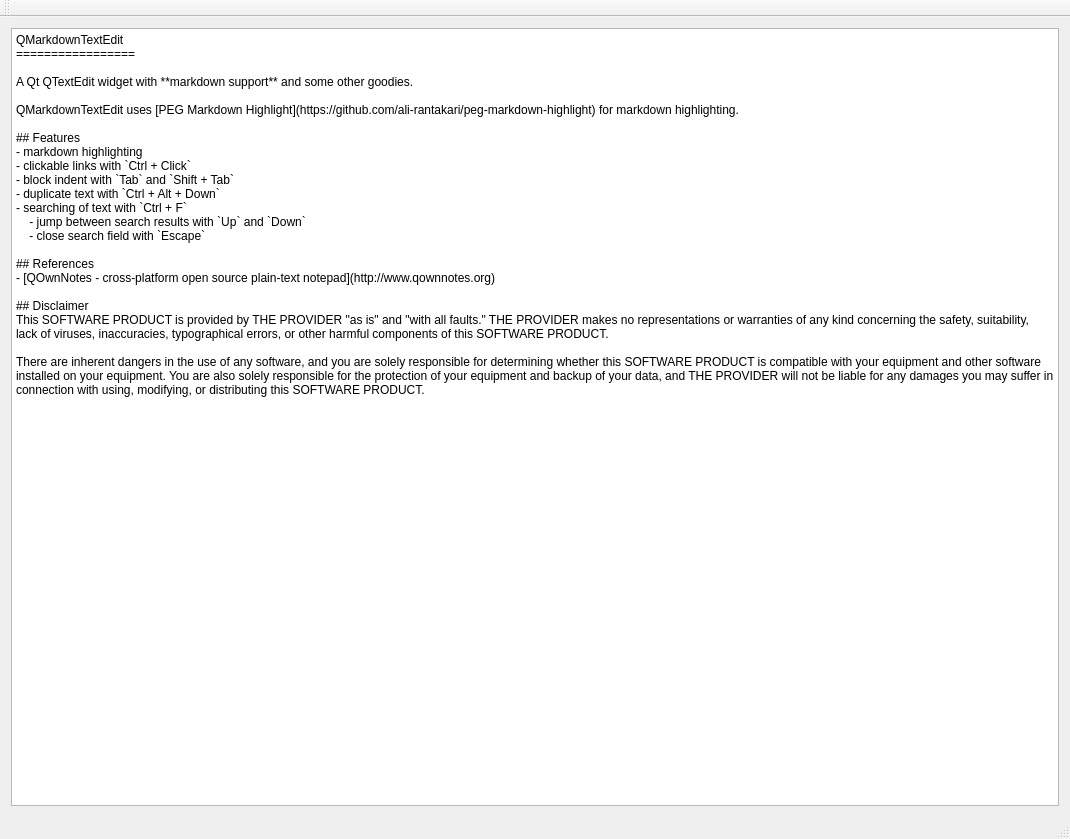
This is mainwindow.ui in pbek/qmarkdowntextedit as Qt 5 draws it before an edit. The edited form follows.
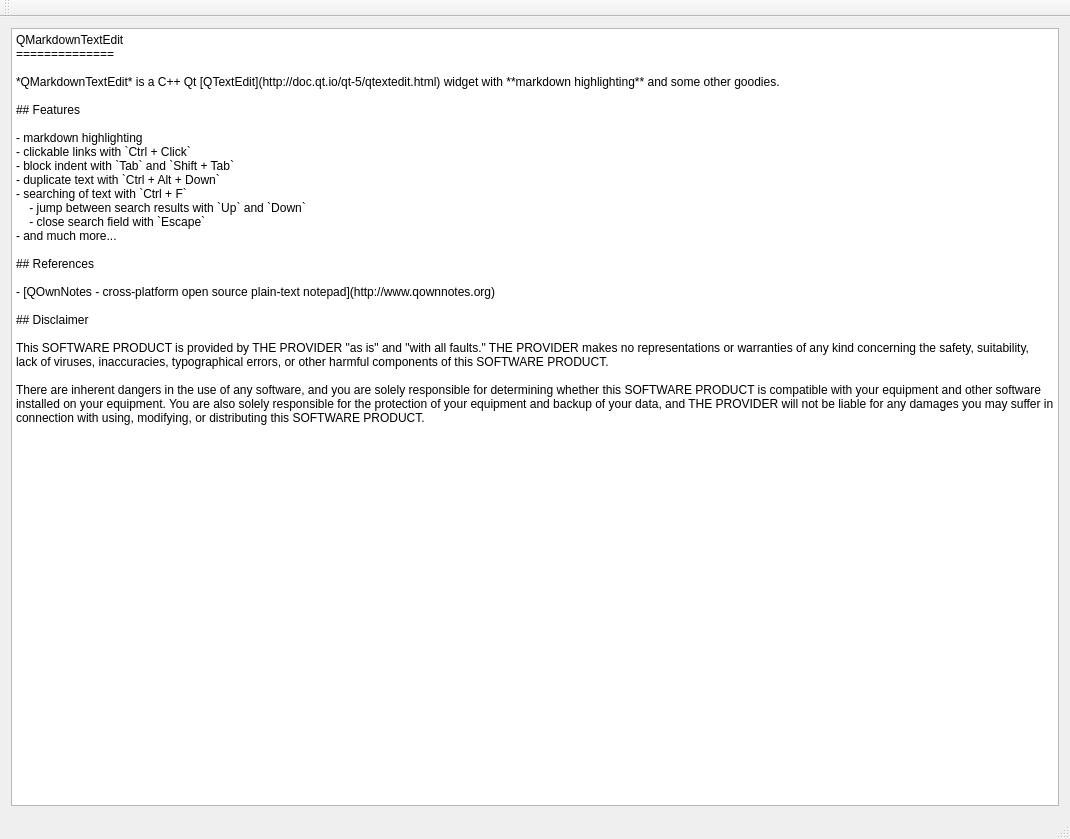
This is the edited form. Custom widgets are drawn as their Qt base class.

Commit message: did some text, default style, readme changes and added a new screenshot

Diff of the .ui file:
```diff
--- a/mainwindow.ui
+++ b/mainwindow.ui
@@ -21,31 +21,33 @@
        <string notr="true">&lt;!DOCTYPE HTML PUBLIC &quot;-//W3C//DTD HTML 4.0//EN&quot; &quot;http://www.w3.org/TR/REC-html40/strict.dtd&quot;&gt;
 &lt;html&gt;&lt;head&gt;&lt;meta name=&quot;qrichtext&quot; content=&quot;1&quot; /&gt;&lt;style type=&quot;text/css&quot;&gt;
 p, li { white-space: pre-wrap; }
-&lt;/style&gt;&lt;/head&gt;&lt;body style=&quot; font-family:'Sans Serif'; font-size:9pt; font-weight:400; font-style:normal;&quot;&gt;
-&lt;p style=&quot; margin-top:0px; margin-bottom:0px; margin-left:0px; margin-right:0px; -qt-block-indent:0; text-indent:0px;&quot;&gt;QMarkdownTextEdit&lt;/p&gt;
-&lt;p style=&quot; margin-top:0px; margin-bottom:0px; margin-left:0px; margin-right:0px; -qt-block-indent:0; text-indent:0px;&quot;&gt;=================&lt;/p&gt;
-&lt;p style=&quot;-qt-paragraph-type:empty; margin-top:0px; margin-bottom:0px; margin-left:0px; margin-right:0px; -qt-block-indent:0; text-indent:0px;&quot;&gt;&lt;br /&gt;&lt;/p&gt;
-&lt;p style=&quot; margin-top:0px; margin-bottom:0px; margin-left:0px; margin-right:0px; -qt-block-indent:0; text-indent:0px;&quot;&gt;A Qt QTextEdit widget with **markdown support** and some other goodies.&lt;/p&gt;
-&lt;p style=&quot;-qt-paragraph-type:empty; margin-top:0px; margin-bottom:0px; margin-left:0px; margin-right:0px; -qt-block-indent:0; text-indent:0px;&quot;&gt;&lt;br /&gt;&lt;/p&gt;
-&lt;p style=&quot; margin-top:0px; margin-bottom:0px; margin-left:0px; margin-right:0px; -qt-block-indent:0; text-indent:0px;&quot;&gt;QMarkdownTextEdit uses [PEG Markdown Highlight](https://github.com/ali-rantakari/peg-markdown-highlight) for markdown highlighting.&lt;/p&gt;
-&lt;p style=&quot;-qt-paragraph-type:empty; margin-top:0px; margin-bottom:0px; margin-left:0px; margin-right:0px; -qt-block-indent:0; text-indent:0px;&quot;&gt;&lt;br /&gt;&lt;/p&gt;
-&lt;p style=&quot; margin-top:0px; margin-bottom:0px; margin-left:0px; margin-right:0px; -qt-block-indent:0; text-indent:0px;&quot;&gt;## Features&lt;/p&gt;
-&lt;p style=&quot; margin-top:0px; margin-bottom:0px; margin-left:0px; margin-right:0px; -qt-block-indent:0; text-indent:0px;&quot;&gt;- markdown highlighting&lt;/p&gt;
-&lt;p style=&quot; margin-top:0px; margin-bottom:0px; margin-left:0px; margin-right:0px; -qt-block-indent:0; text-indent:0px;&quot;&gt;- clickable links with `Ctrl + Click`&lt;/p&gt;
-&lt;p style=&quot; margin-top:0px; margin-bottom:0px; margin-left:0px; margin-right:0px; -qt-block-indent:0; text-indent:0px;&quot;&gt;- block indent with `Tab` and `Shift + Tab`&lt;/p&gt;
-&lt;p style=&quot; margin-top:0px; margin-bottom:0px; margin-left:0px; margin-right:0px; -qt-block-indent:0; text-indent:0px;&quot;&gt;- duplicate text with `Ctrl + Alt + Down`&lt;/p&gt;
-&lt;p style=&quot; margin-top:0px; margin-bottom:0px; margin-left:0px; margin-right:0px; -qt-block-indent:0; text-indent:0px;&quot;&gt;- searching of text with `Ctrl + F`&lt;/p&gt;
-&lt;p style=&quot; margin-top:0px; margin-bottom:0px; margin-left:0px; margin-right:0px; -qt-block-indent:0; text-indent:0px;&quot;&gt;    - jump between search results with `Up` and `Down`&lt;/p&gt;
-&lt;p style=&quot; margin-top:0px; margin-bottom:0px; margin-left:0px; margin-right:0px; -qt-block-indent:0; text-indent:0px;&quot;&gt;    - close search field with `Escape`&lt;/p&gt;
-&lt;p style=&quot;-qt-paragraph-type:empty; margin-top:0px; margin-bottom:0px; margin-left:0px; margin-right:0px; -qt-block-indent:0; text-indent:0px;&quot;&gt;&lt;br /&gt;&lt;/p&gt;
-&lt;p style=&quot; margin-top:0px; margin-bottom:0px; margin-left:0px; margin-right:0px; -qt-block-indent:0; text-indent:0px;&quot;&gt;## References&lt;/p&gt;
-&lt;p style=&quot; margin-top:0px; margin-bottom:0px; margin-left:0px; margin-right:0px; -qt-block-indent:0; text-indent:0px;&quot;&gt;- [QOwnNotes - cross-platform open source plain-text notepad](http://www.qownnotes.org)&lt;/p&gt;
-&lt;p style=&quot;-qt-paragraph-type:empty; margin-top:0px; margin-bottom:0px; margin-left:0px; margin-right:0px; -qt-block-indent:0; text-indent:0px;&quot;&gt;&lt;br /&gt;&lt;/p&gt;
-&lt;p style=&quot; margin-top:0px; margin-bottom:0px; margin-left:0px; margin-right:0px; -qt-block-indent:0; text-indent:0px;&quot;&gt;## Disclaimer&lt;/p&gt;
-&lt;p style=&quot; margin-top:0px; margin-bottom:0px; margin-left:0px; margin-right:0px; -qt-block-indent:0; text-indent:0px;&quot;&gt;This SOFTWARE PRODUCT is provided by THE PROVIDER &amp;quot;as is&amp;quot; and &amp;quot;with all faults.&amp;quot; THE PROVIDER makes no representations or warranties of any kind concerning the safety, suitability, lack of viruses, inaccuracies, typographical errors, or other harmful components of this SOFTWARE PRODUCT. &lt;/p&gt;
-&lt;p style=&quot;-qt-paragraph-type:empty; margin-top:0px; margin-bottom:0px; margin-left:0px; margin-right:0px; -qt-block-indent:0; text-indent:0px;&quot;&gt;&lt;br /&gt;&lt;/p&gt;
-&lt;p style=&quot; margin-top:0px; margin-bottom:0px; margin-left:0px; margin-right:0px; -qt-block-indent:0; text-indent:0px;&quot;&gt;There are inherent dangers in the use of any software, and you are solely responsible for determining whether this SOFTWARE PRODUCT is compatible with your equipment and other software installed on your equipment. You are also solely responsible for the protection of your equipment and backup of your data, and THE PROVIDER will not be liable for any damages you may suffer in connection with using, modifying, or distributing this SOFTWARE PRODUCT.&lt;/p&gt;
-&lt;p style=&quot;-qt-paragraph-type:empty; margin-top:0px; margin-bottom:0px; margin-left:0px; margin-right:0px; -qt-block-indent:0; text-indent:0px;&quot;&gt;&lt;br /&gt;&lt;/p&gt;&lt;/body&gt;&lt;/html&gt;</string>
+&lt;/style&gt;&lt;/head&gt;&lt;body style=&quot; font-family:'Noto Sans'; font-size:11pt; font-weight:400; font-style:normal;&quot;&gt;
+&lt;p style=&quot; margin-top:0px; margin-bottom:0px; margin-left:0px; margin-right:0px; -qt-block-indent:0; text-indent:0px;&quot;&gt;&lt;span style=&quot; font-family:'Sans Serif'; font-size:9pt;&quot;&gt;QMarkdownTextEdit&lt;/span&gt;&lt;/p&gt;
+&lt;p style=&quot; margin-top:0px; margin-bottom:0px; margin-left:0px; margin-right:0px; -qt-block-indent:0; text-indent:0px;&quot;&gt;&lt;span style=&quot; font-family:'Sans Serif'; font-size:9pt;&quot;&gt;==============&lt;/span&gt;&lt;/p&gt;
+&lt;p style=&quot;-qt-paragraph-type:empty; margin-top:0px; margin-bottom:0px; margin-left:0px; margin-right:0px; -qt-block-indent:0; text-indent:0px; font-family:'Sans Serif'; font-size:9pt;&quot;&gt;&lt;br /&gt;&lt;/p&gt;
+&lt;p style=&quot; margin-top:0px; margin-bottom:0px; margin-left:0px; margin-right:0px; -qt-block-indent:0; text-indent:0px;&quot;&gt;&lt;span style=&quot; font-family:'Sans Serif'; font-size:9pt;&quot;&gt;*QMarkdownTextEdit* is a C++ Qt [QTextEdit](http://doc.qt.io/qt-5/qtextedit.html) widget with **markdown highlighting** and some other goodies.&lt;/span&gt;&lt;/p&gt;
+&lt;p style=&quot;-qt-paragraph-type:empty; margin-top:0px; margin-bottom:0px; margin-left:0px; margin-right:0px; -qt-block-indent:0; text-indent:0px; font-family:'Sans Serif'; font-size:9pt;&quot;&gt;&lt;br /&gt;&lt;/p&gt;
+&lt;p style=&quot; margin-top:0px; margin-bottom:0px; margin-left:0px; margin-right:0px; -qt-block-indent:0; text-indent:0px;&quot;&gt;&lt;span style=&quot; font-family:'Sans Serif'; font-size:9pt;&quot;&gt;## Features&lt;/span&gt;&lt;/p&gt;
+&lt;p style=&quot;-qt-paragraph-type:empty; margin-top:0px; margin-bottom:0px; margin-left:0px; margin-right:0px; -qt-block-indent:0; text-indent:0px; font-family:'Sans Serif'; font-size:9pt;&quot;&gt;&lt;br /&gt;&lt;/p&gt;
+&lt;p style=&quot; margin-top:0px; margin-bottom:0px; margin-left:0px; margin-right:0px; -qt-block-indent:0; text-indent:0px;&quot;&gt;&lt;span style=&quot; font-family:'Sans Serif'; font-size:9pt;&quot;&gt;- markdown highlighting&lt;/span&gt;&lt;/p&gt;
+&lt;p style=&quot; margin-top:0px; margin-bottom:0px; margin-left:0px; margin-right:0px; -qt-block-indent:0; text-indent:0px;&quot;&gt;&lt;span style=&quot; font-family:'Sans Serif'; font-size:9pt;&quot;&gt;- clickable links with `Ctrl + Click`&lt;/span&gt;&lt;/p&gt;
+&lt;p style=&quot; margin-top:0px; margin-bottom:0px; margin-left:0px; margin-right:0px; -qt-block-indent:0; text-indent:0px;&quot;&gt;&lt;span style=&quot; font-family:'Sans Serif'; font-size:9pt;&quot;&gt;- block indent with `Tab` and `Shift + Tab`&lt;/span&gt;&lt;/p&gt;
+&lt;p style=&quot; margin-top:0px; margin-bottom:0px; margin-left:0px; margin-right:0px; -qt-block-indent:0; text-indent:0px;&quot;&gt;&lt;span style=&quot; font-family:'Sans Serif'; font-size:9pt;&quot;&gt;- duplicate text with `Ctrl + Alt + Down`&lt;/span&gt;&lt;/p&gt;
+&lt;p style=&quot; margin-top:0px; margin-bottom:0px; margin-left:0px; margin-right:0px; -qt-block-indent:0; text-indent:0px;&quot;&gt;&lt;span style=&quot; font-family:'Sans Serif'; font-size:9pt;&quot;&gt;- searching of text with `Ctrl + F`&lt;/span&gt;&lt;/p&gt;
+&lt;p style=&quot; margin-top:0px; margin-bottom:0px; margin-left:0px; margin-right:0px; -qt-block-indent:0; text-indent:0px;&quot;&gt;&lt;span style=&quot; font-family:'Sans Serif'; font-size:9pt;&quot;&gt;    - jump between search results with `Up` and `Down`&lt;/span&gt;&lt;/p&gt;
+&lt;p style=&quot; margin-top:0px; margin-bottom:0px; margin-left:0px; margin-right:0px; -qt-block-indent:0; text-indent:0px;&quot;&gt;&lt;span style=&quot; font-family:'Sans Serif'; font-size:9pt;&quot;&gt;    - close search field with `Escape`&lt;/span&gt;&lt;/p&gt;
+&lt;p style=&quot; margin-top:0px; margin-bottom:0px; margin-left:0px; margin-right:0px; -qt-block-indent:0; text-indent:0px;&quot;&gt;&lt;span style=&quot; font-family:'Sans Serif'; font-size:9pt;&quot;&gt;- and much more...&lt;/span&gt;&lt;/p&gt;
+&lt;p style=&quot;-qt-paragraph-type:empty; margin-top:0px; margin-bottom:0px; margin-left:0px; margin-right:0px; -qt-block-indent:0; text-indent:0px; font-family:'Sans Serif'; font-size:9pt;&quot;&gt;&lt;br /&gt;&lt;/p&gt;
+&lt;p style=&quot; margin-top:0px; margin-bottom:0px; margin-left:0px; margin-right:0px; -qt-block-indent:0; text-indent:0px;&quot;&gt;&lt;span style=&quot; font-family:'Sans Serif'; font-size:9pt;&quot;&gt;## References&lt;/span&gt;&lt;/p&gt;
+&lt;p style=&quot;-qt-paragraph-type:empty; margin-top:0px; margin-bottom:0px; margin-left:0px; margin-right:0px; -qt-block-indent:0; text-indent:0px; font-family:'Sans Serif'; font-size:9pt;&quot;&gt;&lt;br /&gt;&lt;/p&gt;
+&lt;p style=&quot; margin-top:0px; margin-bottom:0px; margin-left:0px; margin-right:0px; -qt-block-indent:0; text-indent:0px;&quot;&gt;&lt;span style=&quot; font-family:'Sans Serif'; font-size:9pt;&quot;&gt;- [QOwnNotes - cross-platform open source plain-text notepad](http://www.qownnotes.org)&lt;/span&gt;&lt;/p&gt;
+&lt;p style=&quot;-qt-paragraph-type:empty; margin-top:0px; margin-bottom:0px; margin-left:0px; margin-right:0px; -qt-block-indent:0; text-indent:0px; font-family:'Sans Serif'; font-size:9pt;&quot;&gt;&lt;br /&gt;&lt;/p&gt;
+&lt;p style=&quot; margin-top:0px; margin-bottom:0px; margin-left:0px; margin-right:0px; -qt-block-indent:0; text-indent:0px;&quot;&gt;&lt;span style=&quot; font-family:'Sans Serif'; font-size:9pt;&quot;&gt;## Disclaimer&lt;/span&gt;&lt;/p&gt;
+&lt;p style=&quot;-qt-paragraph-type:empty; margin-top:0px; margin-bottom:0px; margin-left:0px; margin-right:0px; -qt-block-indent:0; text-indent:0px; font-family:'Sans Serif'; font-size:9pt;&quot;&gt;&lt;br /&gt;&lt;/p&gt;
+&lt;p style=&quot; margin-top:0px; margin-bottom:0px; margin-left:0px; margin-right:0px; -qt-block-indent:0; text-indent:0px;&quot;&gt;&lt;span style=&quot; font-family:'Sans Serif'; font-size:9pt;&quot;&gt;This SOFTWARE PRODUCT is provided by THE PROVIDER &amp;quot;as is&amp;quot; and &amp;quot;with all faults.&amp;quot; THE PROVIDER makes no representations or warranties of any kind concerning the safety, suitability, lack of viruses, inaccuracies, typographical errors, or other harmful components of this SOFTWARE PRODUCT. &lt;/span&gt;&lt;/p&gt;
+&lt;p style=&quot;-qt-paragraph-type:empty; margin-top:0px; margin-bottom:0px; margin-left:0px; margin-right:0px; -qt-block-indent:0; text-indent:0px; font-family:'Sans Serif'; font-size:9pt;&quot;&gt;&lt;br /&gt;&lt;/p&gt;
+&lt;p style=&quot; margin-top:0px; margin-bottom:0px; margin-left:0px; margin-right:0px; -qt-block-indent:0; text-indent:0px;&quot;&gt;&lt;span style=&quot; font-family:'Sans Serif'; font-size:9pt;&quot;&gt;There are inherent dangers in the use of any software, and you are solely responsible for determining whether this SOFTWARE PRODUCT is compatible with your equipment and other software installed on your equipment. You are also solely responsible for the protection of your equipment and backup of your data, and THE PROVIDER will not be liable for any damages you may suffer in connection with using, modifying, or distributing this SOFTWARE PRODUCT.&lt;/span&gt;&lt;/p&gt;
+&lt;p style=&quot;-qt-paragraph-type:empty; margin-top:0px; margin-bottom:0px; margin-left:0px; margin-right:0px; -qt-block-indent:0; text-indent:0px; font-family:'Sans Serif'; font-size:9pt;&quot;&gt;&lt;br /&gt;&lt;/p&gt;&lt;/body&gt;&lt;/html&gt;</string>
       </property>
      </widget>
     </item>
```
Left out of the diff: 2 changed lines with no effect on the pictures. The commit also changes 3 other files.
